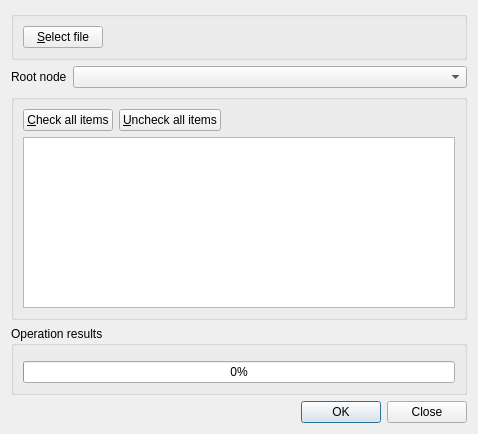
Old version of the form src/services/standard/gui/formstandardimportexport.ui in the repository martinrotter/rssguard.
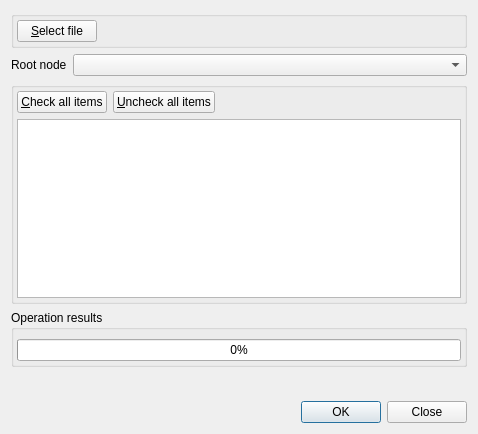
New version of the form. Custom widgets are drawn as their Qt base class.

Commit message: Fix margins and rename import/export buttons.

What changed in the file:
```diff
--- a/src/services/standard/gui/formstandardimportexport.ui
+++ b/src/services/standard/gui/formstandardimportexport.ui
@@ -20,6 +20,18 @@
       <string/>
      </property>
      <layout class="QFormLayout" name="formLayout">
+      <property name="leftMargin">
+       <number>3</number>
+      </property>
+      <property name="topMargin">
+       <number>3</number>
+      </property>
+      <property name="rightMargin">
+       <number>3</number>
+      </property>
+      <property name="bottomMargin">
+       <number>3</number>
+      </property>
       <item row="0" column="0">
        <widget class="QPushButton" name="m_btnSelectFile">
         <property name="text">
@@ -73,6 +85,18 @@
       <string/>
      </property>
      <layout class="QGridLayout" name="gridLayout">
+      <property name="leftMargin">
+       <number>3</number>
+      </property>
+      <property name="topMargin">
+       <number>3</number>
+      </property>
+      <property name="rightMargin">
+       <number>3</number>
+      </property>
+      <property name="bottomMargin">
+       <number>3</number>
+      </property>
       <item row="1" column="1">
        <widget class="QPushButton" name="m_btnCheckAllItems">
         <property name="text">
@@ -137,6 +161,18 @@
       <string>Operation results</string>
      </property>
      <layout class="QFormLayout" name="formLayout_2">
+      <property name="leftMargin">
+       <number>3</number>
+      </property>
+      <property name="topMargin">
+       <number>3</number>
+      </property>
+      <property name="rightMargin">
+       <number>3</number>
+      </property>
+      <property name="bottomMargin">
+       <number>3</number>
+      </property>
       <item row="0" column="0">
        <widget class="LabelWithStatus" name="m_lblResult" native="true">
         <property name="layoutDirection">
@@ -154,6 +190,19 @@
      </layout>
     </widget>
    </item>
+   <item>
+    <spacer name="verticalSpacer">
+     <property name="orientation">
+      <enum>Qt::Vertical</enum>
+     </property>
+     <property name="sizeHint" stdset="0">
+      <size>
+       <width>20</width>
+       <height>40</height>
+      </size>
+     </property>
+    </spacer>
+   </item>
    <item>
     <widget class="QDialogButtonBox" name="m_buttonBox">
      <property name="orientation">
```
Left out of the diff: 2 changed lines with no effect on the pictures. The commit also changes 1 other file.
